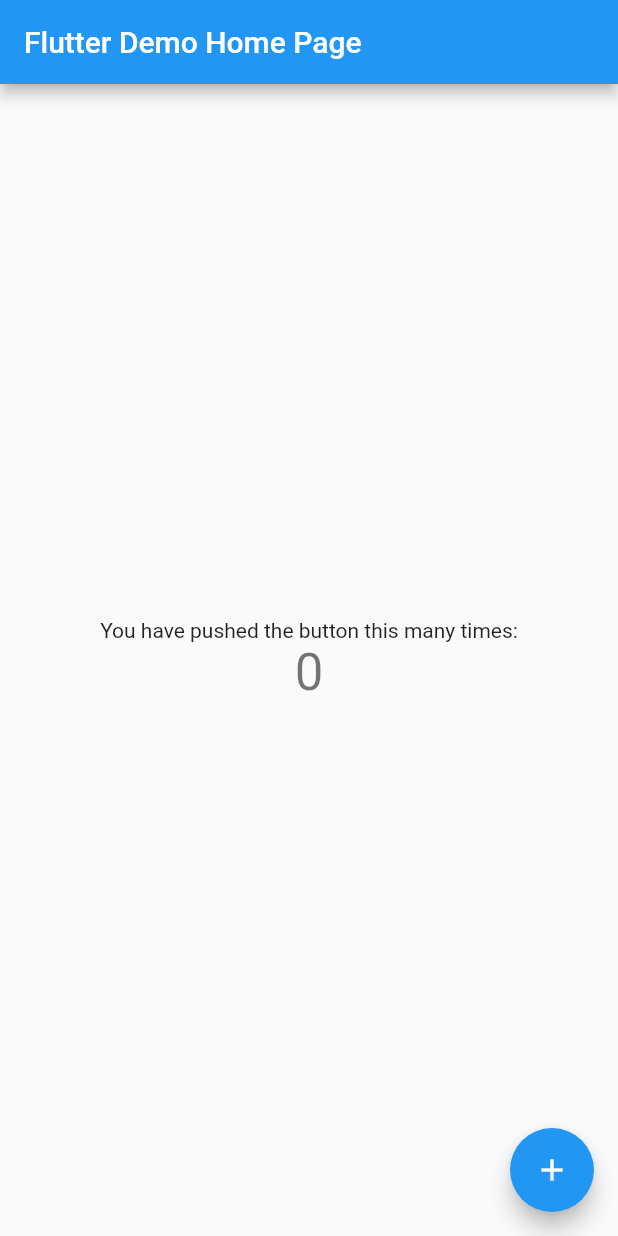
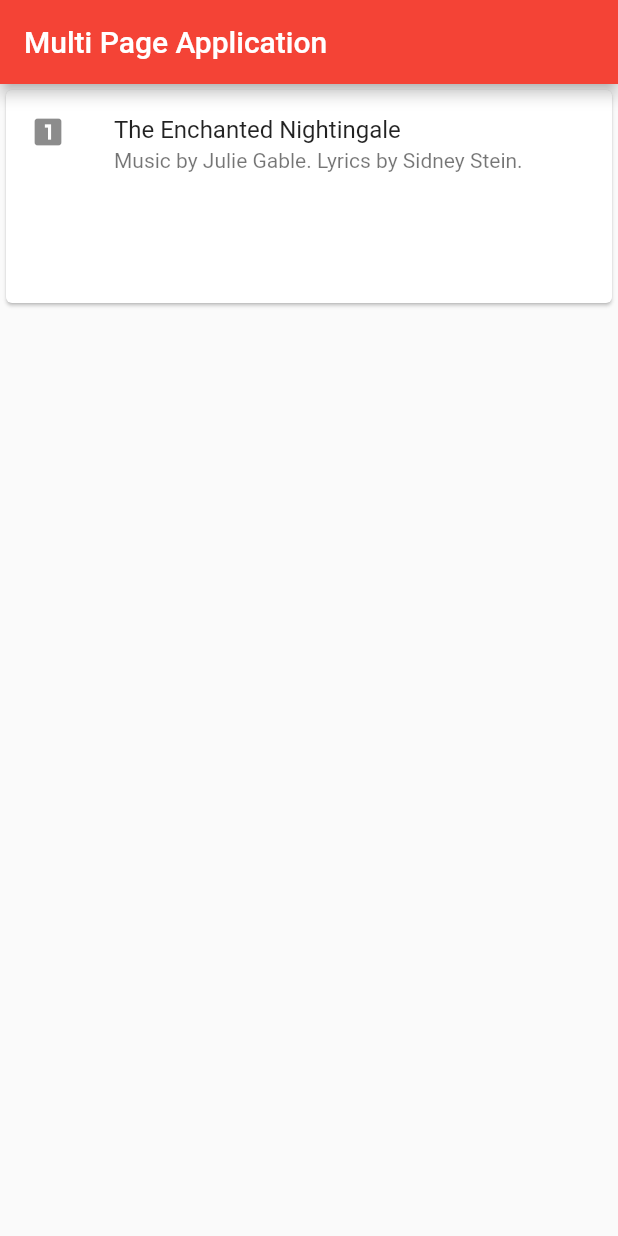
Before and after one commit to justinjk007/fitness_531, a Flutter app: the screen it shows after launch, on a phone screen of 412 x 824 dp. Run offline on Flutter 3.47's test engine with Material 2 defaults, Android fonts, the phone set to English and light mode, and no system bars.

Commit message:
This is a start

```diff
--- a/lib/main.dart
+++ b/lib/main.dart
@@ -3,109 +3,40 @@
 void main() => runApp(MyApp());
 
 class MyApp extends StatelessWidget {
-  // This widget is the root of your application.
   @override
-  Widget build(BuildContext context) {
+  Widget build(BuildContext ctxt) {
     return MaterialApp(
-      title: 'Flutter Demo',
-      theme: ThemeData(
-        // This is the theme of your application.
-        //
-        // Try running your application with "flutter run". You'll see the
-        // application has a blue toolbar. Then, without quitting the app, try
-        // changing the primarySwatch below to Colors.green and then invoke
-        // "hot reload" (press "r" in the console where you ran "flutter run",
-        // or simply save your changes to "hot reload" in a Flutter IDE).
-        // Notice that the counter didn't reset back to zero; the application
-        // is not restarted.
-        primarySwatch: Colors.blue,
-      ),
-      home: MyHomePage(title: 'Flutter Demo Home Page'),
+      theme: ThemeData(primarySwatch: Colors.red),
+      home: new FirstScreen(),
     );
   }
 }
 
-class MyHomePage extends StatefulWidget {
-  MyHomePage({Key key, this.title}) : super(key: key);
-
-  // This widget is the home page of your application. It is stateful, meaning
-  // that it has a State object (defined below) that contains fields that affect
-  // how it looks.
-
-  // This class is the configuration for the state. It holds the values (in this
-  // case the title) provided by the parent (in this case the App widget) and
-  // used by the build method of the State. Fields in a Widget subclass are
-  // always marked "final".
-
-  final String title;
-
+class FirstScreen extends StatelessWidget {
   @override
-  _MyHomePageState createState() => _MyHomePageState();
-}
-
-class _MyHomePageState extends State<MyHomePage> {
-  int _counter = 0;
-
-  void _incrementCounter() {
-    setState(() {
-      // This call to setState tells the Flutter framework that something has
-      // changed in this State, which causes it to rerun the build method below
-      // so that the display can reflect the updated values. If we changed
-      // _counter without calling setState(), then the build method would not be
-      // called again, and so nothing would appear to happen.
-      _counter++;
-    });
-  }
-
-  @override
-  Widget build(BuildContext context) {
-    // This method is rerun every time setState is called, for instance as done
-    // by the _incrementCounter method above.
-    //
-    // The Flutter framework has been optimized to make rerunning build methods
-    // fast, so that you can just rebuild anything that needs updating rather
-    // than having to individually change instances of widgets.
-    return Scaffold(
-      appBar: AppBar(
-        // Here we take the value from the MyHomePage object that was created by
-        // the App.build method, and use it to set our appbar title.
-        title: Text(widget.title),
-      ),
-      body: Center(
-        // Center is a layout widget. It takes a single child and positions it
-        // in the middle of the parent.
-        child: Column(
-          // Column is also layout widget. It takes a list of children and
-          // arranges them vertically. By default, it sizes itself to fit its
-          // children horizontally, and tries to be as tall as its parent.
-          //
-          // Invoke "debug painting" (press "p" in the console, choose the
-          // "Toggle Debug Paint" action from the Flutter Inspector in Android
-          // Studio, or the "Toggle Debug Paint" command in Visual Studio Code)
-          // to see the wireframe for each widget.
-          //
-          // Column has various properties to control how it sizes itself and
-          // how it positions its children. Here we use mainAxisAlignment to
-          // center the children vertically; the main axis here is the vertical
-          // axis because Columns are vertical (the cross axis would be
-          // horizontal).
-          mainAxisAlignment: MainAxisAlignment.center,
-          children: <Widget>[
-            Text(
-              'You have pushed the button this many times:',
+  Widget build(BuildContext ctxt) {
+    return new Scaffold(
+      appBar: new AppBar(title: new Text("Multi Page Application")),
+      body: SizedBox(
+        width: double.infinity,
+        height: 150.0,
+        child: InkWell(
+          onTap: () {},
+          child: Card(
+            child: Column(
+              mainAxisSize: MainAxisSize.min,
+              children: <Widget>[
+                const ListTile(
+                  leading: Icon(Icons.looks_one),
+                  title: Text('The Enchanted Nightingale'),
+                  subtitle:
+                      Text('Music by Julie Gable. Lyrics by Sidney Stein.'),
+                ),
+              ], // End of list
             ),
-            Text(
-              '$_counter',
-              style: Theme.of(context).textTheme.display1,
-            ),
-          ],
+          ),
         ),
       ),
-      floatingActionButton: FloatingActionButton(
-        onPressed: _incrementCounter,
-        tooltip: 'Increment',
-        child: Icon(Icons.add),
-      ), // This trailing comma makes auto-formatting nicer for build methods.
     );
   }
 }
```
